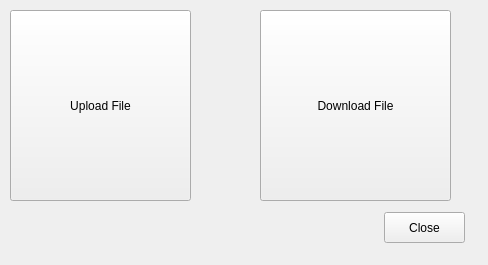
This is newuploadordownload.ui in dkithmal/BinduProjectTeacher as Qt 5 draws it before an edit. The edited form follows.
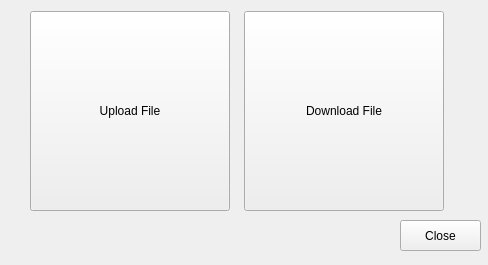
This is the edited form.

The edit to the form file:
```diff
--- a/newuploadordownload.ui
+++ b/newuploadordownload.ui
@@ -13,37 +13,11 @@
   <property name="windowTitle">
    <string>Form</string>
   </property>
-  <widget class="QPushButton" name="pBUpload">
-   <property name="geometry">
-    <rect>
-     <x>10</x>
-     <y>10</y>
-     <width>181</width>
-     <height>191</height>
-    </rect>
-   </property>
-   <property name="text">
-    <string>Upload File</string>
-   </property>
-  </widget>
-  <widget class="QPushButton" name="pBDownload">
-   <property name="geometry">
-    <rect>
-     <x>260</x>
-     <y>10</y>
-     <width>191</width>
-     <height>191</height>
-    </rect>
-   </property>
-   <property name="text">
-    <string>Download File</string>
-   </property>
-  </widget>
   <widget class="QPushButton" name="pBClose">
    <property name="geometry">
     <rect>
-     <x>384</x>
-     <y>212</y>
+     <x>400</x>
+     <y>220</y>
      <width>81</width>
      <height>31</height>
     </rect>
@@ -52,6 +26,57 @@
     <string>Close</string>
    </property>
   </widget>
+  <widget class="QWidget" name="">
+   <property name="geometry">
+    <rect>
+     <x>30</x>
+     <y>10</y>
+     <width>414</width>
+     <height>202</height>
+    </rect>
+   </property>
+   <layout class="QGridLayout" name="gridLayout">
+    <item row="0" column="2">
+     <widget class="QPushButton" name="pBDownload">
+      <property name="minimumSize">
+       <size>
+        <width>200</width>
+        <height>200</height>
+       </size>
+      </property>
+      <property name="text">
+       <string>Download File</string>
+      </property>
+     </widget>
+    </item>
+    <item row="0" column="0">
+     <widget class="QPushButton" name="pBUpload">
+      <property name="minimumSize">
+       <size>
+        <width>200</width>
+        <height>200</height>
+       </size>
+      </property>
+      <property name="text">
+       <string>Upload File</string>
+      </property>
+     </widget>
+    </item>
+    <item row="0" column="1">
+     <spacer name="horizontalSpacer">
+      <property name="orientation">
+       <enum>Qt::Horizontal</enum>
+      </property>
+      <property name="sizeHint" stdset="0">
+       <size>
+        <width>40</width>
+        <height>20</height>
+       </size>
+      </property>
+     </spacer>
+    </item>
+   </layout>
+  </widget>
  </widget>
  <resources/>
  <connections>
```
